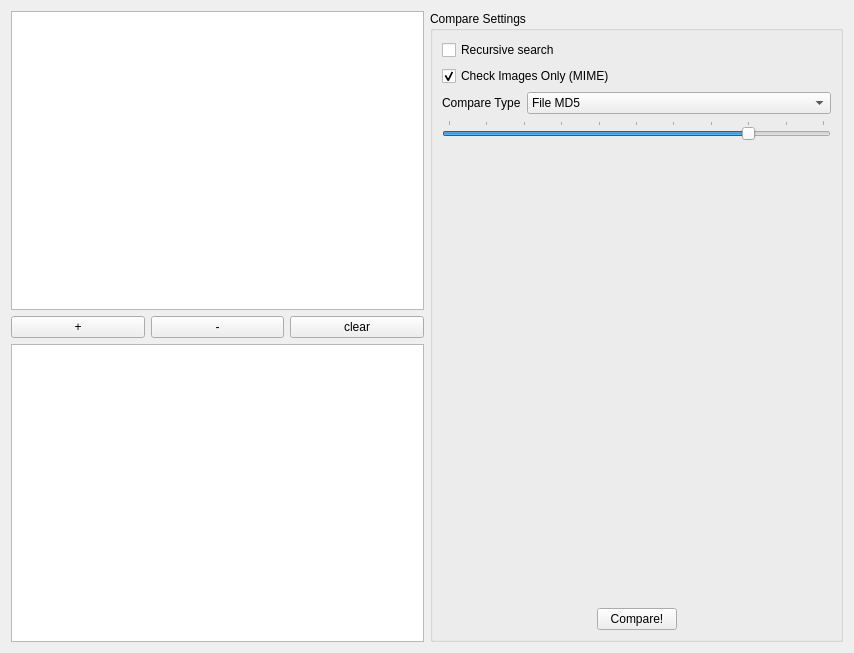
This is krbkacd/work_page.ui in rbbrnc/krbkACD as Qt 5 draws it before an edit. The edited form follows.
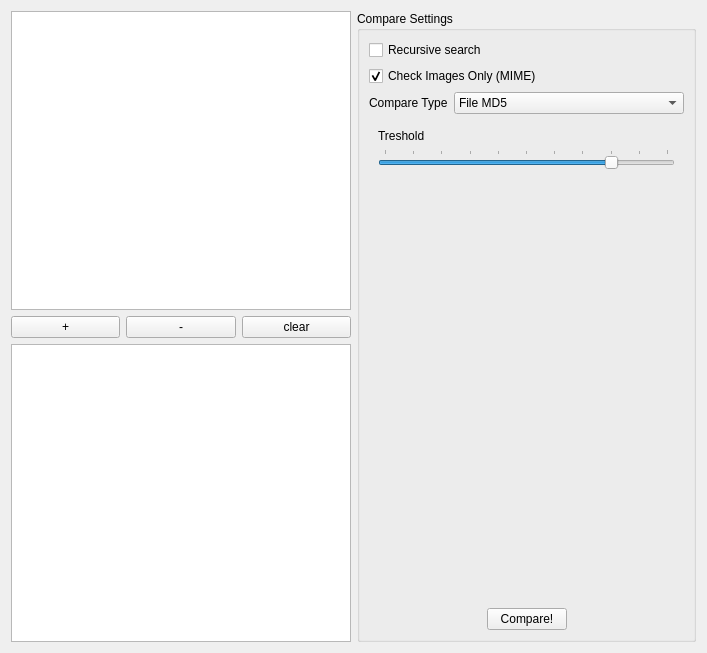
This is the edited form.

Commit message: Handle treshold value on UI

What changed in the file:
```diff
--- a/krbkacd/work_page.ui
+++ b/krbkacd/work_page.ui
@@ -6,7 +6,7 @@
    <rect>
     <x>0</x>
     <y>0</y>
-    <width>854</width>
+    <width>707</width>
     <height>653</height>
    </rect>
   </property>
@@ -118,6 +118,23 @@
          </layout>
         </item>
         <item>
+         <widget class="QWidget" name="tresholdLayout" native="true">
+          <layout class="QVBoxLayout" name="_7">
+           <item>
+            <layout class="QHBoxLayout" name="_2">
+             <item>
+              <widget class="QLabel" name="tresholdLabel">
+               <property name="text">
+                <string>Treshold</string>
+               </property>
+              </widget>
+             </item>
+             <item>
+              <widget class="QLabel" name="tresholdValue"/>
+             </item>
+            </layout>
+           </item>
+           <item>
          <widget class="QSlider" name="tresholdHistogramDiffSlider">
           <property name="maximum">
            <number>100</number>
@@ -136,6 +153,9 @@
           </property>
          </widget>
         </item>
+          </layout>
+         </widget>
+        </item>
         <item>
          <spacer name="verticalSpacer">
           <property name="orientation">
```
Left out of the diff: 8 changed lines with no effect on the pictures. Lines whose indentation alone changed are shown as unchanged. The commit also changes 2 other files.
